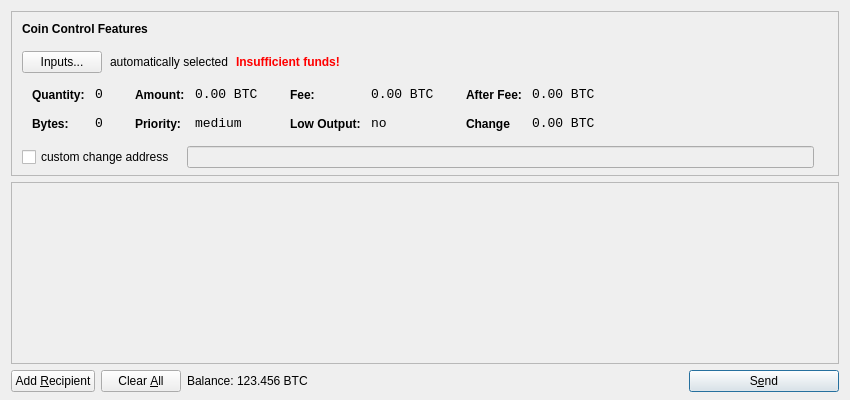
okcashpro/okcash, file src/qt/forms/sendcoinsdialog.ui: the form before one commit.
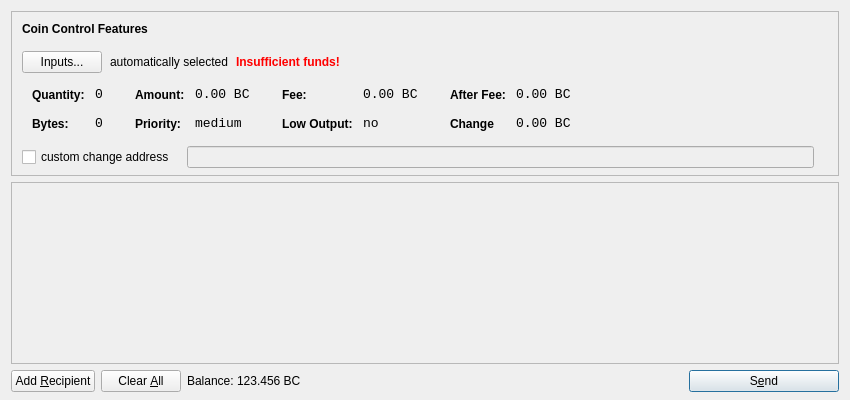
The form after the commit. Icons and pictures are not drawn.

What changed in the file:
```diff
--- a/src/qt/forms/sendcoinsdialog.ui
+++ b/src/qt/forms/sendcoinsdialog.ui
@@ -321,7 +321,7 @@
                   <enum>Qt::ActionsContextMenu</enum>
                  </property>
                  <property name="text">
-                  <string>0.00 BTC</string>
+                  <string>0.00 BC</string>
                  </property>
                  <property name="textInteractionFlags">
                   <set>Qt::LinksAccessibleByMouse|Qt::TextSelectableByKeyboard|Qt::TextSelectableByMouse</set>
@@ -407,7 +407,7 @@
                   <enum>Qt::ActionsContextMenu</enum>
                  </property>
                  <property name="text">
-                  <string>0.00 BTC</string>
+                  <string>0.00 BC</string>
                  </property>
                  <property name="textInteractionFlags">
                   <set>Qt::LinksAccessibleByMouse|Qt::TextSelectableByKeyboard|Qt::TextSelectableByMouse</set>
@@ -493,7 +493,7 @@
                   <enum>Qt::ActionsContextMenu</enum>
                  </property>
                  <property name="text">
-                  <string>0.00 BTC</string>
+                  <string>0.00 BC</string>
                  </property>
                  <property name="textInteractionFlags">
                   <set>Qt::LinksAccessibleByMouse|Qt::TextSelectableByKeyboard|Qt::TextSelectableByMouse</set>
@@ -525,7 +525,7 @@
                   <enum>Qt::ActionsContextMenu</enum>
                  </property>
                  <property name="text">
-                  <string>0.00 BTC</string>
+                  <string>0.00 BC</string>
                  </property>
                  <property name="textInteractionFlags">
                   <set>Qt::LinksAccessibleByMouse|Qt::TextSelectableByKeyboard|Qt::TextSelectableByMouse</set>
@@ -720,7 +720,7 @@
           <cursorShape>IBeamCursor</cursorShape>
          </property>
          <property name="text">
-          <string>123.456 BTC</string>
+          <string>123.456 BC</string>
          </property>
          <property name="textInteractionFlags">
           <set>Qt::LinksAccessibleByMouse|Qt::TextSelectableByKeyboard|Qt::TextSelectableByMouse</set>
```
